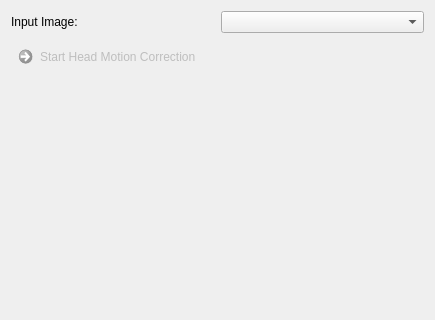
Above: Plugins/org.mitk.gui.qt.diffusionimaging.registration/src/internal/QmitkHeadMotionCorrectionViewControls.ui from MITK/MITK before the change; both pictures show x 0 to 435 and y 0 to 320 of the 435 by 744 pixel window. Below: the same form after it.
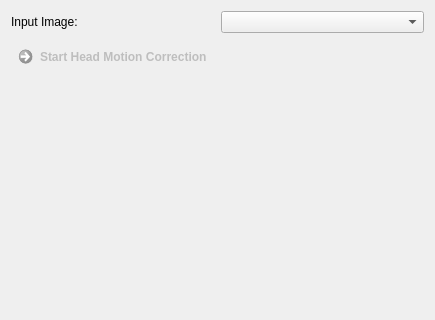
That is the form after the change. Custom widgets are drawn as their Qt base class.

Diff of the .ui file:
```diff
--- a/Plugins/org.mitk.gui.qt.diffusionimaging.registration/src/internal/QmitkHeadMotionCorrectionViewControls.ui
+++ b/Plugins/org.mitk.gui.qt.diffusionimaging.registration/src/internal/QmitkHeadMotionCorrectionViewControls.ui
@@ -15,7 +15,7 @@
   </property>
   <property name="styleSheet">
    <string>QCommandLinkButton {
-  font-weight: normal;
+  font-weight: lighter;
 }
 
 QCommandLinkButton:disabled {
@@ -24,7 +24,6 @@
 }
 
 QToolBox::tab {
-  border: 1px solid #434346;
   font-weight: bold;
 }
 
@@ -34,20 +33,15 @@
 }
 
 QToolBox::tab:selected {
-  background-color: #1c97ea;
-  border: 1px solid #1c97ea;
   font-weight: bold;
 }
 
 QGroupBox {
-  border: 1px solid #434346;
-  background-color: #2d2d30;
-  margin-top: 8px;
-  padding-top: 8px;
+  background-color: transparent;
 }
 
 QGroupBox, QGroupBox:disabled {
-  background-color: #2d2d30;
+  background-color: transparent;
 }</string>
   </property>
   <layout class="QGridLayout" name="gridLayout_2">
```
Left out of the diff: 1 changed line with no effect on the pictures.
